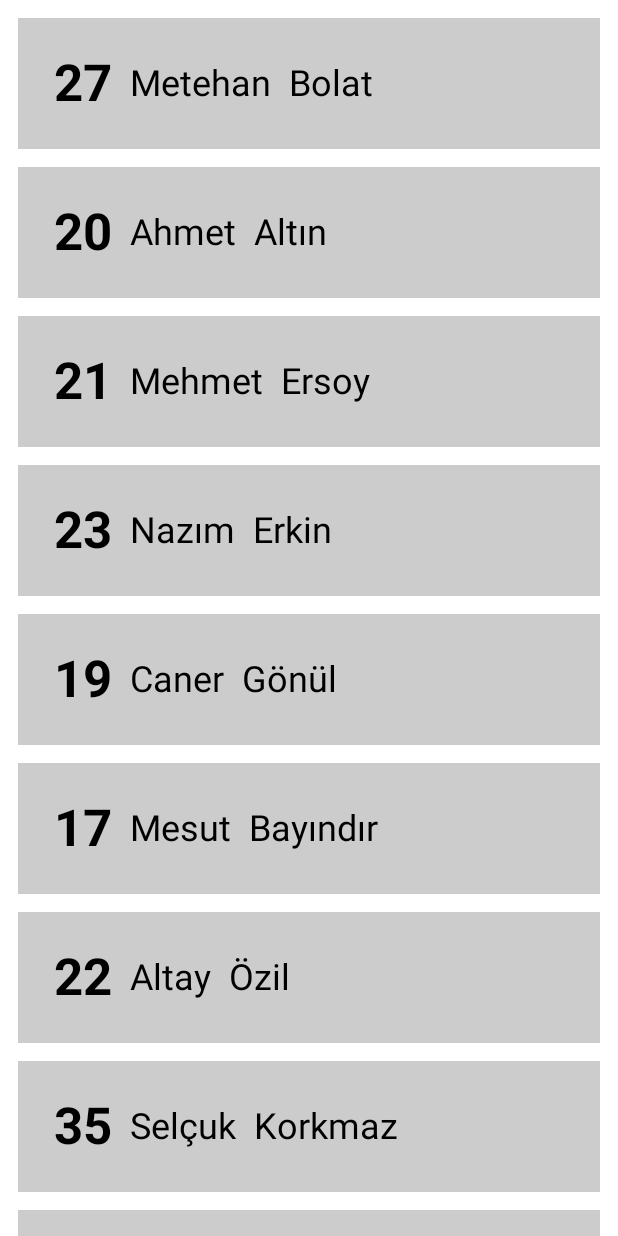
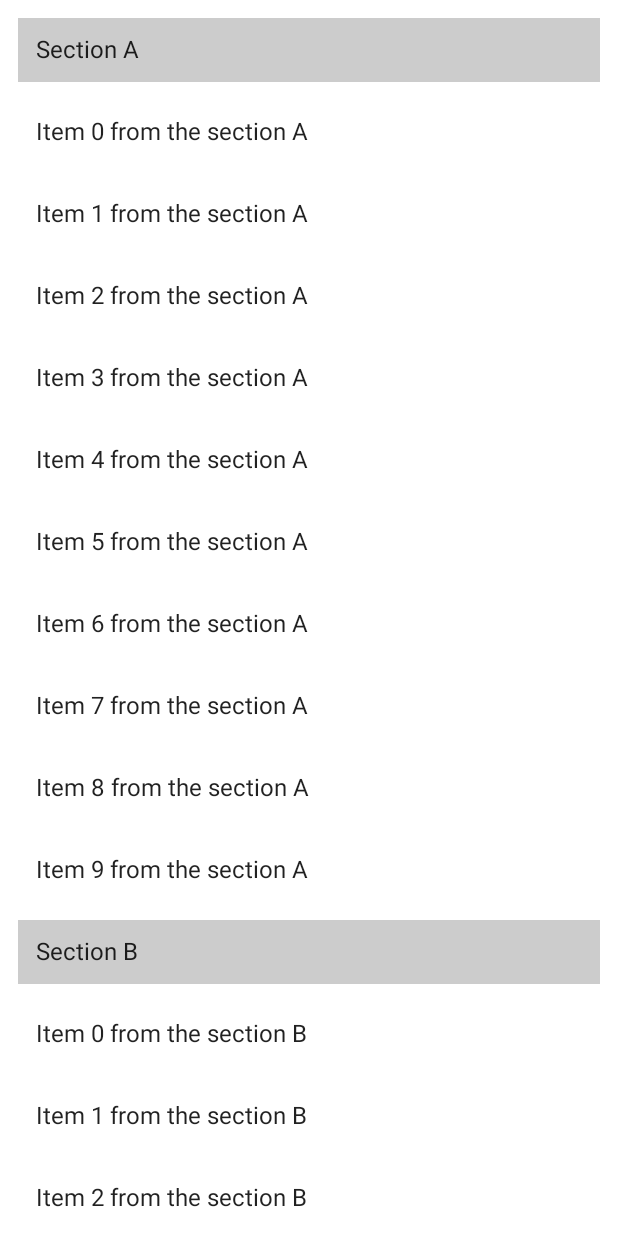
Before and after one commit to metehanbolatt/ComposeLearningSS-6, an Android app built with Jetpack Compose: the screen it shows after launch (MainActivity), on a phone screen of 412 x 824 dp. Run offline under Robolectric (Android 15) with nearby library versions, the phone set to English and light mode, and no system bars.

```diff
--- a/app/src/main/java/com/metehanbolat/composelearningss6/MainActivity.kt
+++ b/app/src/main/java/com/metehanbolat/composelearningss6/MainActivity.kt
@@ -4,41 +4,50 @@ import android.os.Bundle
 import android.util.Log
 import androidx.activity.ComponentActivity
 import androidx.activity.compose.setContent
+import androidx.compose.foundation.ExperimentalFoundationApi
+import androidx.compose.foundation.background
 import androidx.compose.foundation.layout.Arrangement
 import androidx.compose.foundation.layout.PaddingValues
+import androidx.compose.foundation.layout.fillMaxWidth
+import androidx.compose.foundation.layout.padding
 import androidx.compose.foundation.lazy.LazyColumn
 import androidx.compose.foundation.lazy.items
 import androidx.compose.foundation.lazy.itemsIndexed
+import androidx.compose.material.Text
+import androidx.compose.ui.Modifier
+import androidx.compose.ui.graphics.Color
 import androidx.compose.ui.unit.dp
 import com.metehanbolat.composelearningss6.repository.PersonRepository
 import com.metehanbolat.composelearningss6.ui.theme.ComposeLearningSS6Theme
 
 class MainActivity : ComponentActivity() {
+    @ExperimentalFoundationApi
     override fun onCreate(savedInstanceState: Bundle?) {
         super.onCreate(savedInstanceState)
         setContent {
             ComposeLearningSS6Theme {
 
-                val personRepository = PersonRepository()
-                val getAllData = personRepository.getAllData()
+                val sections = listOf("A","B","C","D","E","F","G")
 
                 LazyColumn(
                     contentPadding = PaddingValues(all = 12.dp),
                     verticalArrangement = Arrangement.spacedBy(12.dp)
                 ){
-                    /*
-                    items(items = getAllData){ person ->
-                        CustomItem(person = person)
-                    }
-
-                     */
-                    itemsIndexed(
-                        items = getAllData,
-                        key = { index, person ->
-                            person.id
+                    sections.forEach { section ->
+                        stickyHeader {
+                            Text(
+                                modifier = Modifier
+                                    .fillMaxWidth()
+                                    .background(Color.LightGray)
+                                    .padding(12.dp),
+                                text = "Section $section"
+                            )
                         }
-                    ){ index, person ->
-                        CustomItem(person = person)
+                        items(10){
+                            Text(modifier = Modifier.padding(12.dp),
+                                text = "Item $it from the section $section"
+                            )
+                        }
                     }
                 }
             }
```
